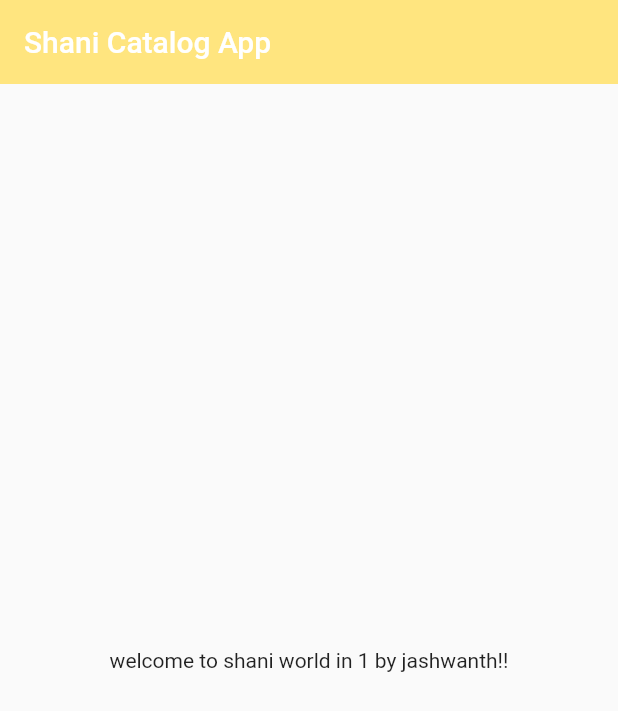
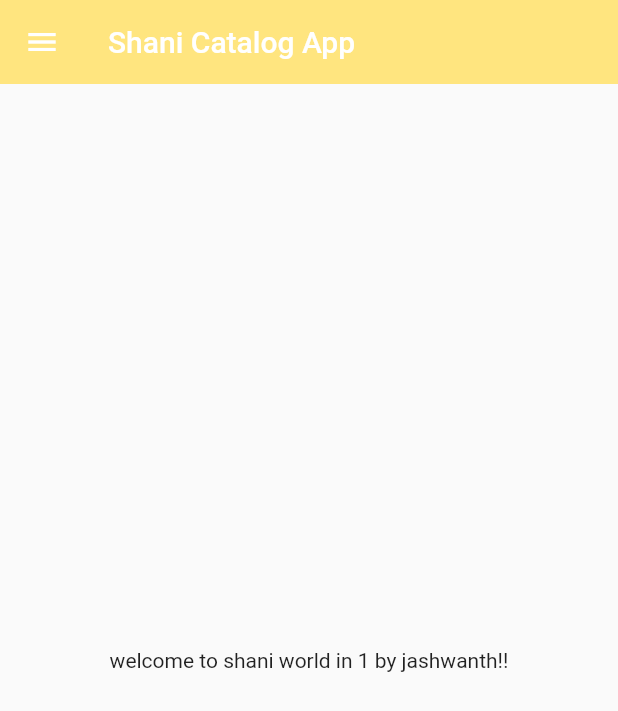
Before and after one commit to Jashwanth-Gowda-R/flutter_catalog_app, a Flutter app: the screen it shows after launch, on a phone screen of 412 x 824 dp. Shown: the top 711 px of the screen. Run offline on Flutter 3.47's test engine with Material 2 defaults, Android fonts, the phone set to English and light mode, and no system bars.

Commit message:
added modularity to code and darwer to appbar

```diff
--- /dev/null
+++ b/lib/home_page.dart
@@ -0,0 +1,24 @@
+import 'package:flutter/material.dart';
+
+class Home extends StatelessWidget {
+  const Home({Key key}) : super(key: key);
+
+  @override
+  Widget build(BuildContext context) {
+    int days = 1;
+    String name = 'jashwanth';
+
+    return Scaffold(
+      appBar: AppBar(
+        title: Text('Shani Catalog App'),
+        backgroundColor: Colors.amberAccent[100],
+        elevation: 0,
+      ),
+      body: Container(
+        child:
+            Center(child: Text('welcome to shani world in $days by $name!!')),
+      ),
+      drawer: Drawer(),
+    );
+  }
+}
--- a/lib/main.dart
+++ b/lib/main.dart
@@ -1,4 +1,5 @@
 import 'package:flutter/material.dart';
+import 'package:flutter_ecommerce_app/home_page.dart';
 
 void main() {
   runApp(MyApp());
@@ -9,21 +10,6 @@ class MyApp extends StatelessWidget {
 
   @override
   Widget build(BuildContext context) {
-    int days = 1;
-    String name = 'jashwanth';
-
-    return MaterialApp(
-        debugShowCheckedModeBanner: false,
-        home: Scaffold(
-          appBar: AppBar(
-            title: Text('Shani Catalog App'),
-            backgroundColor: Colors.amberAccent[100],
-            elevation: 0,
-          ),
-          body: Container(
-            child: Center(
-                child: Text('welcome to shani world in $days by $name!!')),
-          ),
-        ));
+    return MaterialApp(debugShowCheckedModeBanner: false, home: Home());
   }
 }
```
